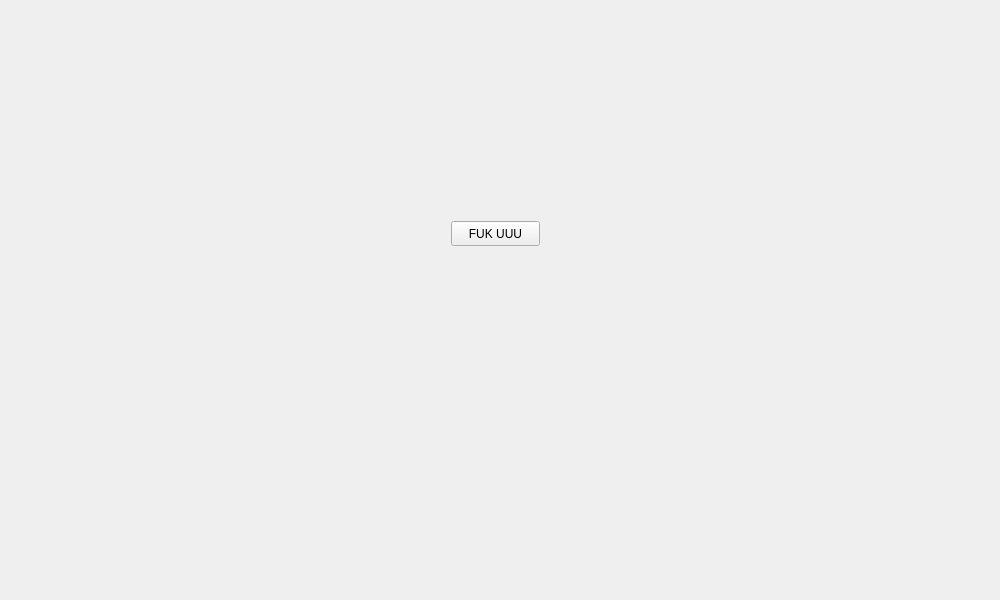
This is SettingsWindow/settingswindow.ui in hydronautics-team/PoolsideGUI as Qt 5 draws it before an edit. The edited form follows.
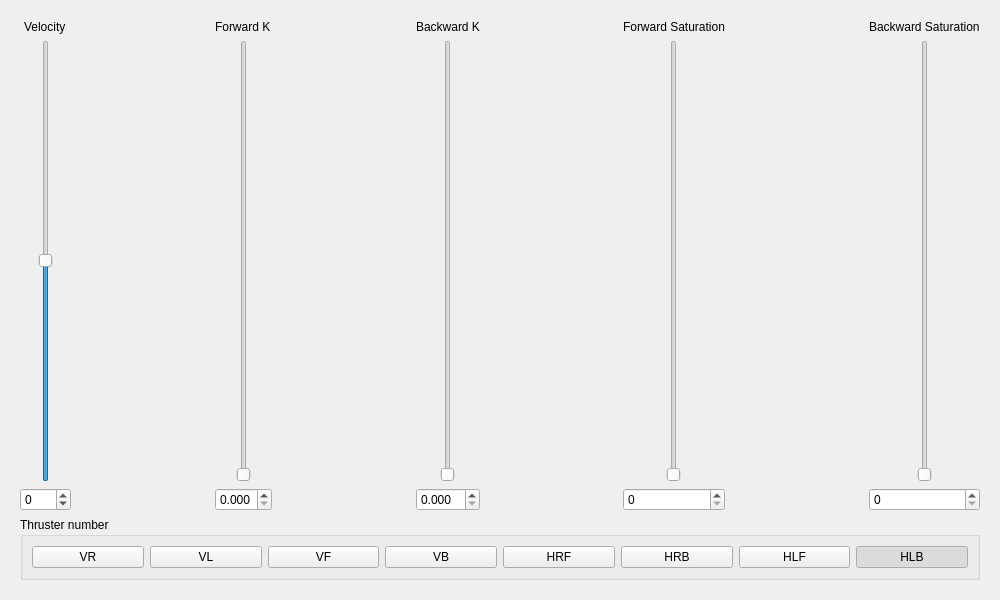
This is the edited form. The open tabs and pages were chosen to show the change.

Commit message: promote all menu buttons to their forms

Patch:
```diff
--- a/SettingsWindow/settingswindow.ui
+++ b/SettingsWindow/settingswindow.ui
@@ -27,19 +27,419 @@
      </property>
      <widget class="QWidget" name="pageConfigCommunication"/>
      <widget class="QWidget" name="pageConfigThruster">
-      <widget class="QPushButton" name="pushButton">
-       <property name="geometry">
-        <rect>
-         <x>440</x>
-         <y>210</y>
-         <width>89</width>
-         <height>25</height>
-        </rect>
-       </property>
-       <property name="text">
-        <string>FUK UUU</string>
-       </property>
-      </widget>
+      <layout class="QVBoxLayout" name="verticalLayout">
+       <item>
+        <layout class="QHBoxLayout" name="horizontalLayout_3">
+         <item>
+          <layout class="QVBoxLayout" name="verticalLayout_34">
+           <item alignment="Qt::AlignHCenter">
+            <widget class="QLabel" name="label_6">
+             <property name="text">
+              <string>Velocity</string>
+             </property>
+            </widget>
+           </item>
+           <item alignment="Qt::AlignHCenter">
+            <widget class="QSlider" name="verticalSliderVelocity_2">
+             <property name="minimum">
+              <number>-128</number>
+             </property>
+             <property name="maximum">
+              <number>127</number>
+             </property>
+             <property name="singleStep">
+              <number>1</number>
+             </property>
+             <property name="orientation">
+              <enum>Qt::Vertical</enum>
+             </property>
+            </widget>
+           </item>
+           <item>
+            <widget class="QSpinBox" name="spinBoxVelocity_2">
+             <property name="minimum">
+              <number>-128</number>
+             </property>
+             <property name="maximum">
+              <number>127</number>
+             </property>
+            </widget>
+           </item>
+          </layout>
+         </item>
+         <item>
+          <spacer name="horizontalSpacer_6">
+           <property name="orientation">
+            <enum>Qt::Horizontal</enum>
+           </property>
+           <property name="sizeHint" stdset="0">
+            <size>
+             <width>40</width>
+             <height>20</height>
+            </size>
+           </property>
+          </spacer>
+         </item>
+         <item>
+          <layout class="QVBoxLayout" name="verticalLayout_36">
+           <item alignment="Qt::AlignHCenter">
+            <widget class="QLabel" name="label_7">
+             <property name="text">
+              <string>Forward K</string>
+             </property>
+            </widget>
+           </item>
+           <item alignment="Qt::AlignHCenter">
+            <widget class="QSlider" name="verticalSliderForwardK_2">
+             <property name="minimum">
+              <number>0</number>
+             </property>
+             <property name="maximum">
+              <number>1000</number>
+             </property>
+             <property name="orientation">
+              <enum>Qt::Vertical</enum>
+             </property>
+            </widget>
+           </item>
+           <item>
+            <widget class="QDoubleSpinBox" name="spinBoxForwardK_2">
+             <property name="decimals">
+              <number>3</number>
+             </property>
+             <property name="maximum">
+              <double>1.000000000000000</double>
+             </property>
+            </widget>
+           </item>
+          </layout>
+         </item>
+         <item>
+          <spacer name="horizontalSpacer_7">
+           <property name="orientation">
+            <enum>Qt::Horizontal</enum>
+           </property>
+           <property name="sizeHint" stdset="0">
+            <size>
+             <width>40</width>
+             <height>20</height>
+            </size>
+           </property>
+          </spacer>
+         </item>
+         <item>
+          <layout class="QVBoxLayout" name="verticalLayout_37">
+           <item alignment="Qt::AlignHCenter">
+            <widget class="QLabel" name="label_8">
+             <property name="text">
+              <string>Backward K</string>
+             </property>
+            </widget>
+           </item>
+           <item alignment="Qt::AlignHCenter">
+            <widget class="QSlider" name="verticalSliderBackwardK_2">
+             <property name="minimum">
+              <number>0</number>
+             </property>
+             <property name="maximum">
+              <number>1000</number>
+             </property>
+             <property name="orientation">
+              <enum>Qt::Vertical</enum>
+             </property>
+            </widget>
+           </item>
+           <item>
+            <widget class="QDoubleSpinBox" name="spinBoxBackwardK_2">
+             <property name="decimals">
+              <number>3</number>
+             </property>
+             <property name="maximum">
+              <double>1.000000000000000</double>
+             </property>
+            </widget>
+           </item>
+          </layout>
+         </item>
+         <item>
+          <spacer name="horizontalSpacer_8">
+           <property name="orientation">
+            <enum>Qt::Horizontal</enum>
+           </property>
+           <property name="sizeHint" stdset="0">
+            <size>
+             <width>40</width>
+             <height>20</height>
+            </size>
+           </property>
+          </spacer>
+         </item>
+         <item>
+          <layout class="QVBoxLayout" name="verticalLayout_38">
+           <item alignment="Qt::AlignHCenter">
+            <widget class="QLabel" name="label_9">
+             <property name="text">
+              <string>Forward Saturation</string>
+             </property>
+             <property name="wordWrap">
+              <bool>false</bool>
+             </property>
+            </widget>
+           </item>
+           <item alignment="Qt::AlignHCenter">
+            <widget class="QSlider" name="verticalSliderForwardSaturation_2">
+             <property name="minimum">
+              <number>0</number>
+             </property>
+             <property name="maximum">
+              <number>127</number>
+             </property>
+             <property name="orientation">
+              <enum>Qt::Vertical</enum>
+             </property>
+            </widget>
+           </item>
+           <item>
+            <widget class="QSpinBox" name="spinBoxForwardSaturation_2">
+             <property name="minimum">
+              <number>0</number>
+             </property>
+             <property name="maximum">
+              <number>127</number>
+             </property>
+            </widget>
+           </item>
+          </layout>
+         </item>
+         <item>
+          <spacer name="horizontalSpacer_9">
+           <property name="orientation">
+            <enum>Qt::Horizontal</enum>
+           </property>
+           <property name="sizeHint" stdset="0">
+            <size>
+             <width>40</width>
+             <height>20</height>
+            </size>
+           </property>
+          </spacer>
+         </item>
+         <item>
+          <layout class="QVBoxLayout" name="verticalLayout_39">
+           <item>
+            <widget class="QLabel" name="label_11">
+             <property name="text">
+              <string>Backward Saturation</string>
+             </property>
+            </widget>
+           </item>
+           <item alignment="Qt::AlignHCenter">
+            <widget class="QSlider" name="verticalSliderBarkwardSaturation_2">
+             <property name="minimum">
+              <number>0</number>
+             </property>
+             <property name="maximum">
+              <number>127</number>
+             </property>
+             <property name="orientation">
+              <enum>Qt::Vertical</enum>
+             </property>
+            </widget>
+           </item>
+           <item>
+            <widget class="QSpinBox" name="spinBoxBarkwardSaturation_2">
+             <property name="minimum">
+              <number>0</number>
+             </property>
+             <property name="maximum">
+              <number>127</number>
+             </property>
+            </widget>
+           </item>
+          </layout>
+         </item>
+        </layout>
+       </item>
+       <item>
+        <widget class="QGroupBox" name="groupBoxThrusterId_4">
+         <property name="title">
+          <string>Thruster number </string>
+         </property>
+         <property name="flat">
+          <bool>false</bool>
+         </property>
+         <property name="checkable">
+          <bool>false</bool>
+         </property>
+         <property name="checked">
+          <bool>false</bool>
+         </property>
+         <layout class="QHBoxLayout" name="horizontalLayout">
+          <item>
+           <widget class="QPushButton" name="pushButtonVR_4">
+            <property name="sizePolicy">
+             <sizepolicy hsizetype="Minimum" vsizetype="Minimum">
+              <horstretch>0</horstretch>
+              <verstretch>0</verstretch>
+             </sizepolicy>
+            </property>
+            <property name="tabletTracking">
+             <bool>true</bool>
+            </property>
+            <property name="text">
+             <string>VR</string>
+            </property>
+            <property name="checkable">
+             <bool>true</bool>
+            </property>
+            <property name="autoExclusive">
+             <bool>true</bool>
+            </property>
+           </widget>
+          </item>
+          <item>
+           <widget class="QPushButton" name="pushButtonVL_4">
+            <property name="sizePolicy">
+             <sizepolicy hsizetype="Minimum" vsizetype="Minimum">
+              <horstretch>0</horstretch>
+              <verstretch>0</verstretch>
+             </sizepolicy>
+            </property>
+            <property name="text">
+             <string>VL</string>
+            </property>
+            <property name="checkable">
+             <bool>true</bool>
+            </property>
+            <property name="autoExclusive">
+             <bool>true</bool>
+            </property>
+           </widget>
+          </item>
+          <item>
+           <widget class="QPushButton" name="pushButtonVF_4">
+            <property name="sizePolicy">
+             <sizepolicy hsizetype="Minimum" vsizetype="Minimum">
+              <horstretch>0</horstretch>
+              <verstretch>0</verstretch>
+             </sizepolicy>
+            </property>
+            <property name="text">
+             <string>VF</string>
+            </property>
+            <property name="checkable">
+             <bool>true</bool>
+            </property>
+            <property name="autoExclusive">
+             <bool>true</bool>
+            </property>
+           </widget>
+          </item>
+          <item>
+           <widget class="QPushButton" name="pushButtonVB_4">
+            <property name="sizePolicy">
+             <sizepolicy hsizetype="Minimum" vsizetype="Minimum">
+              <horstretch>0</horstretch>
+              <verstretch>0</verstretch>
+             </sizepolicy>
+            </property>
+            <property name="text">
+             <string>VB</string>
+            </property>
+            <property name="checkable">
+             <bool>true</bool>
+            </property>
+            <property name="autoExclusive">
+             <bool>true</bool>
+            </property>
+           </widget>
+          </item>
+          <item>
+           <widget class="QPushButton" name="pushButtonHRF_4">
+            <property name="sizePolicy">
+             <sizepolicy hsizetype="Minimum" vsizetype="Minimum">
+              <horstretch>0</horstretch>
+              <verstretch>0</verstretch>
+             </sizepolicy>
+            </property>
+            <property name="text">
+             <string>HRF</string>
+            </property>
+            <property name="checkable">
+             <bool>true</bool>
+            </property>
+            <property name="autoExclusive">
+             <bool>true</bool>
+            </property>
+           </widget>
+          </item>
+          <item>
+           <widget class="QPushButton" name="pushButtonHRB_4">
+            <property name="sizePolicy">
+             <sizepolicy hsizetype="Minimum" vsizetype="Minimum">
+              <horstretch>0</horstretch>
+              <verstretch>0</verstretch>
+             </sizepolicy>
+            </property>
+            <property name="text">
+             <string>HRB</string>
+            </property>
+            <property name="checkable">
+             <bool>true</bool>
+            </property>
+            <property name="checked">
+             <bool>false</bool>
+            </property>
+            <property name="autoExclusive">
+             <bool>true</bool>
+            </property>
+           </widget>
+          </item>
+          <item>
+           <widget class="QPushButton" name="pushButtonHLF_4">
+            <property name="sizePolicy">
+             <sizepolicy hsizetype="Minimum" vsizetype="Minimum">
+              <horstretch>0</horstretch>
+              <verstretch>0</verstretch>
+             </sizepolicy>
+            </property>
+            <property name="text">
+             <string>HLF</string>
+            </property>
+            <property name="checkable">
+             <bool>true</bool>
+            </property>
+            <property name="autoExclusive">
+             <bool>true</bool>
+            </property>
+           </widget>
+          </item>
+          <item>
+           <widget class="QPushButton" name="pushButtonHLB_4">
+            <property name="sizePolicy">
+             <sizepolicy hsizetype="Minimum" vsizetype="Minimum">
+              <horstretch>0</horstretch>
+              <verstretch>0</verstretch>
+             </sizepolicy>
+            </property>
+            <property name="text">
+             <string>HLB</string>
+            </property>
+            <property name="checkable">
+             <bool>true</bool>
+            </property>
+            <property name="checked">
+             <bool>true</bool>
+            </property>
+            <property name="autoExclusive">
+             <bool>true</bool>
+            </property>
+           </widget>
+          </item>
+         </layout>
+        </widget>
+       </item>
+      </layout>
      </widget>
      <widget class="QWidget" name="pageConfigCoef"/>
     </widget>
```
Left out of the diff: 393 changed lines with no effect on the pictures. The commit also changes 5 other files.
